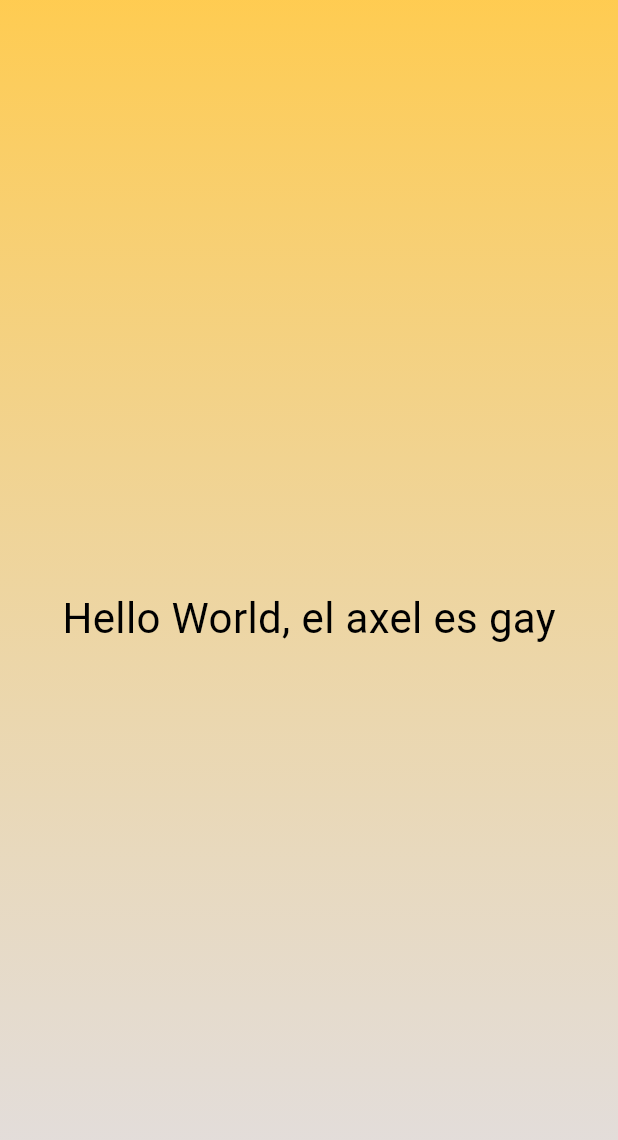
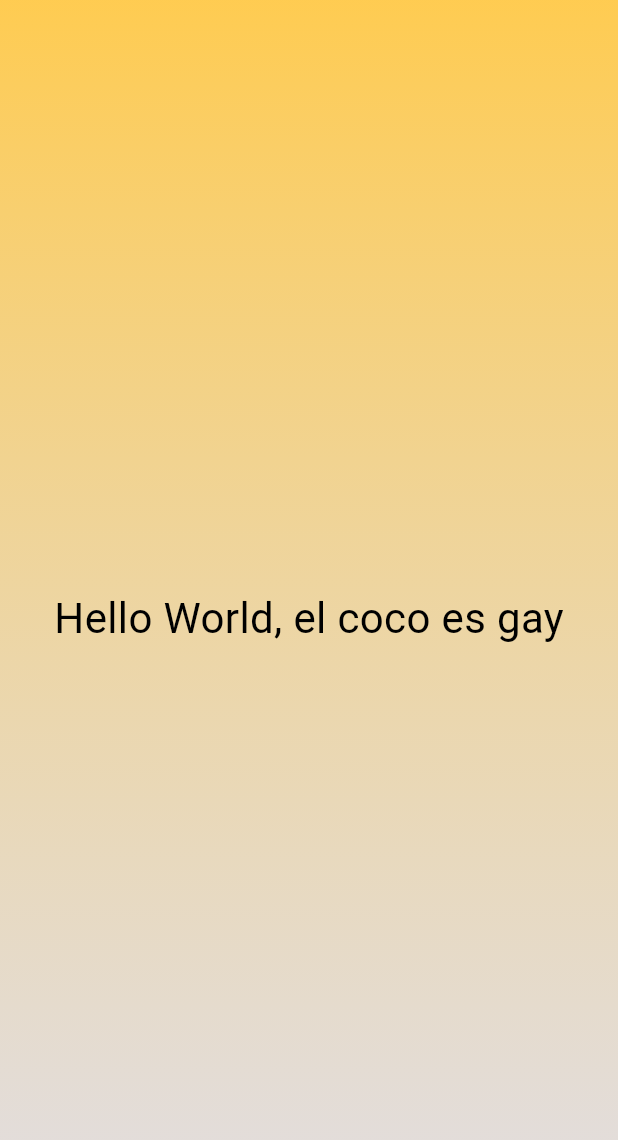
Before and after one commit to totopos12/Flutter_Cafe, a Flutter app: the screen it shows after launch, on a phone screen of 412 x 824 dp. Shown: the top 1140 px of the screen. Run offline on Flutter 3.47's test engine with Material 3 defaults, Android fonts, the phone set to English and light mode, and no system bars.

Commit message:
Toto gay

```diff
--- a/cafe_latte/lib/tittle_styled.dart
+++ b/cafe_latte/lib/tittle_styled.dart
@@ -5,7 +5,7 @@ class StyledTittle extends StatelessWidget {
 
 @override
 Widget build(context) {
-  return const Text('Hello World, el axel es gay',
+  return const Text('Hello World, el coco es gay',
               style: TextStyle(
                 fontSize: 28,
                 color: Colors.black
```
